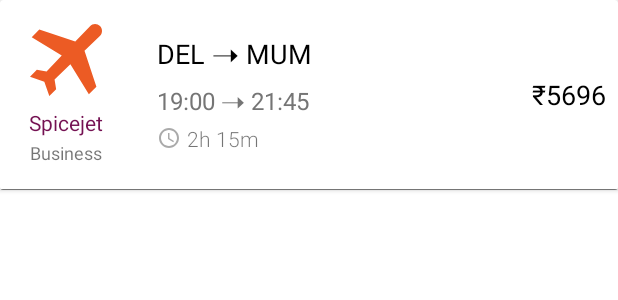
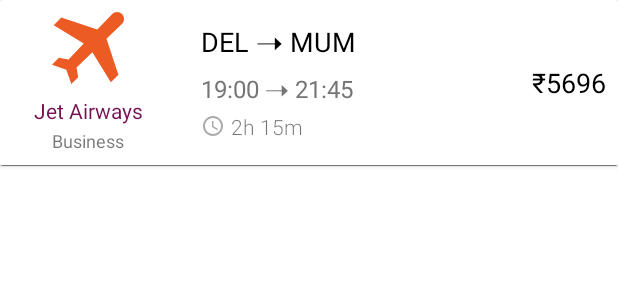
Before and after one commit to therealshabi/Ixigo-Android-Challenge, an Android app: the layout flight_item.xml on its own in the app's theme, with its tools: preview values and no code run, on a phone screen of 412 x 824 dp. Shown: the top 300 px of the screen. Run offline under Robolectric (Android 15) with nearby library versions, the phone set to English and light mode, and no system bars.

Commit message:
Updated flight_item layout

```diff
--- a/app/src/main/res/layout/flight_item.xml
+++ b/app/src/main/res/layout/flight_item.xml
@@ -24,9 +24,9 @@
                 android:layout_width="0dp"
                 android:layout_height="wrap_content"
                 android:gravity="center"
-                app:layout_constraintHorizontal_weight="1"
+                app:layout_constraintHorizontal_weight="1.5"
                 android:orientation="vertical"
-                android:padding="16dp"
+                android:padding="8dp"
                 app:layout_constraintBottom_toTopOf="@id/mainContentDivider"
                 app:layout_constraintEnd_toStartOf="@id/mainDetailContainer"
                 app:layout_constraintStart_toStartOf="parent"
@@ -40,12 +40,13 @@
 
                 <TextView
                     android:id="@+id/flightNameTextView"
-                    android:layout_width="wrap_content"
+                    android:layout_width="match_parent"
+                    android:gravity="center"
                     android:layout_height="wrap_content"
                     android:layout_marginTop="8dp"
                     android:src="@drawable/ic_plane"
                     android:textColor="#741152"
-                    tools:text="Spicejet" />
+                    tools:text="Jet Airways" />
 
                 <TextView
                     android:id="@+id/flightClassTextView"
```
